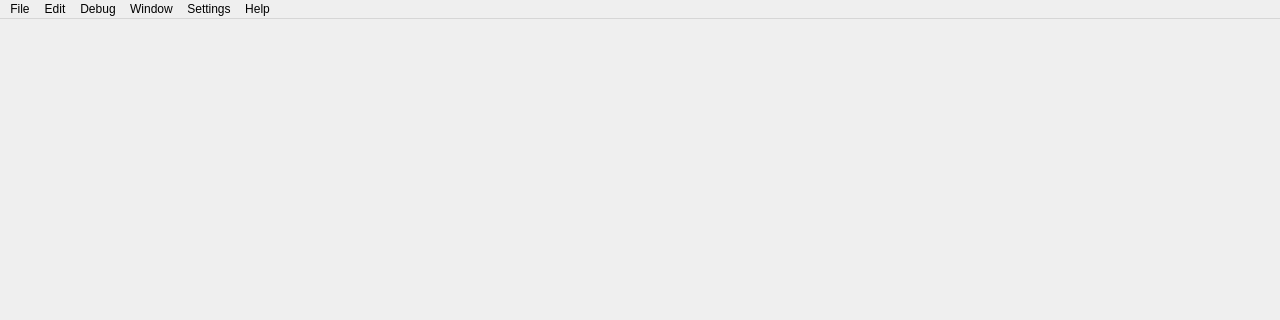
Old version of the form ui/mainwindow.ui in the repository magestik/sandbox3d; both pictures show x 0 to 1280 and y 0 to 320 of the 1280 by 720 pixel window.
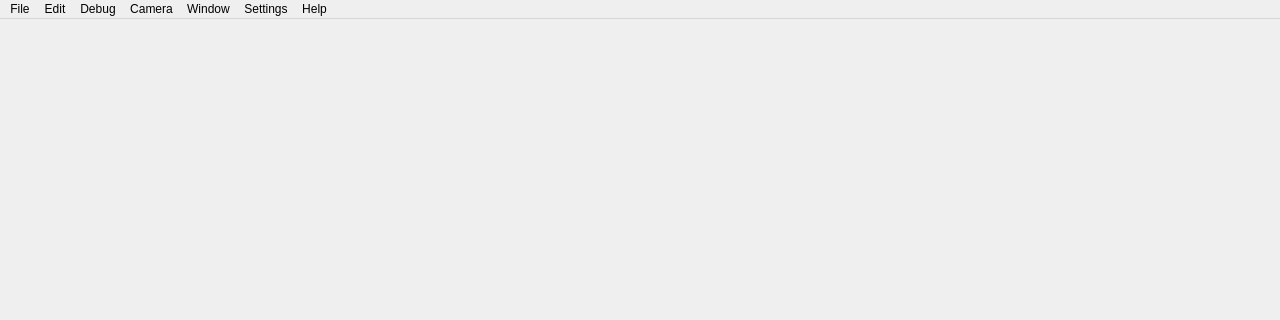
New version of the form.

Commit message: Created GUI folder in src

What changed in the file:
```diff
--- a/ui/mainwindow.ui
+++ b/ui/mainwindow.ui
@@ -86,9 +86,16 @@
     </property>
     <addaction name="actionClear_color"/>
    </widget>
+   <widget class="QMenu" name="menuCamera">
+    <property name="title">
+     <string>Camera</string>
+    </property>
+    <addaction name="actionResetCamera"/>
+   </widget>
    <addaction name="menuFile"/>
    <addaction name="menuEdit"/>
    <addaction name="menuDebug"/>
+   <addaction name="menuCamera"/>
    <addaction name="menuWindow"/>
    <addaction name="menuSettings"/>
    <addaction name="menuHelp"/>
```
Left out of the diff: 10 changed lines with no effect on the pictures. The commit also changes 7 other files.
